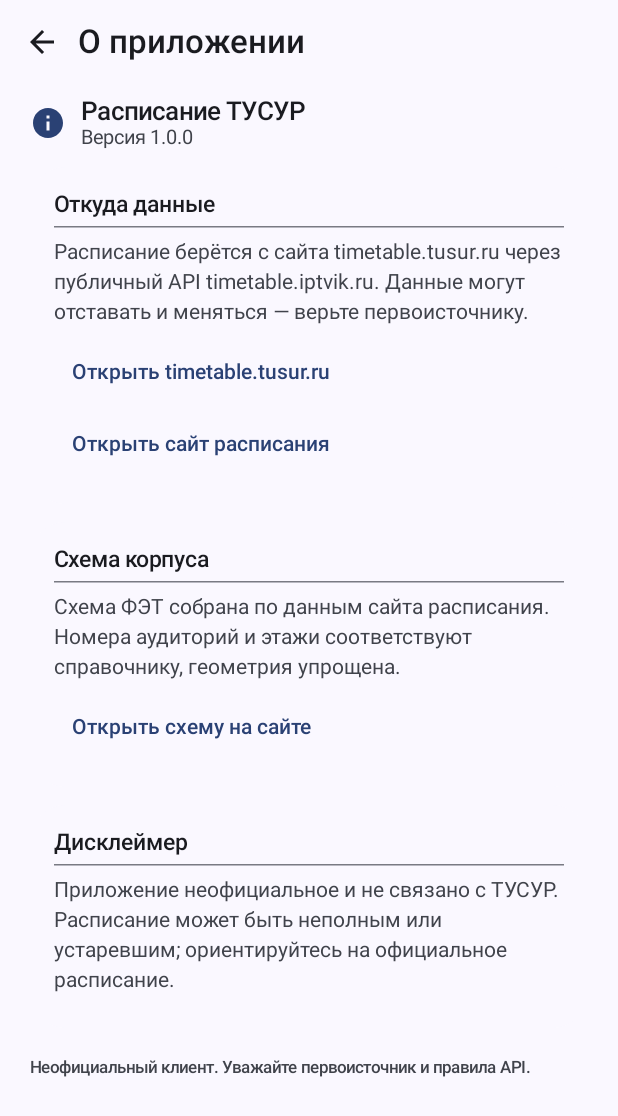
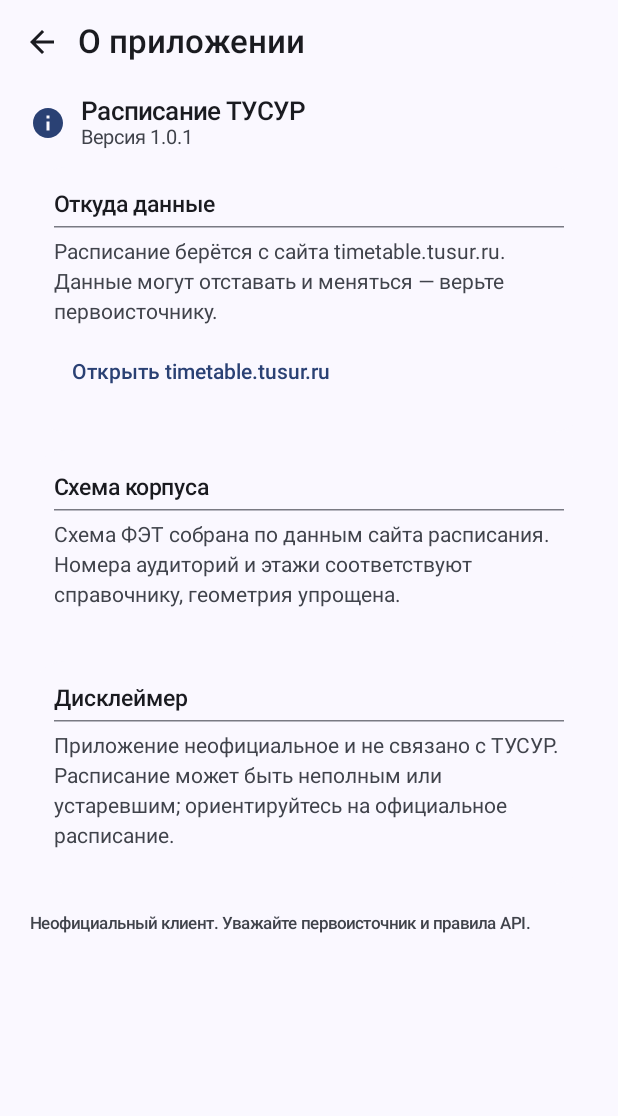
Before and after one commit to Nerykery/tusur-timetable, an Android app built with Jetpack Compose: the AboutRoute screen opened through its navigation route, on a phone screen of 412 x 824 dp. Shown: the top 1116 px of the screen. Run offline under Robolectric (Android 15) with nearby library versions, the phone set to English and light mode, and no system bars; our stand-ins replace Dagger/Hilt's generated code.

Commit message:
docs: источник данных — сайт расписания ТУСУР; версия 1.0.1
- Убраны упоминания промежуточного сервиса из README, About и комментариев
- Ссылка «поделиться» ведёт на страницу группы на timetable.tusur.ru
- About: одна ссылка на сайт расписания
- versionCode 2, versionName 1.0.1

```diff
--- a/app/build.gradle.kts
+++ b/app/build.gradle.kts
@@ -20,8 +20,8 @@ android {
         applicationId = "ru.tusur.timetable"
         minSdk = 26
         targetSdk = 35
-        versionCode = 1
-        versionName = "1.0.0"
+        versionCode = 2
+        versionName = "1.0.1"
 
         testInstrumentationRunner = "androidx.test.runner.AndroidJUnitRunner"
         vectorDrawables.useSupportLibrary = true
--- a/app/src/main/java/ru/tusur/timetable/data/mapper/ProxyResponseMapper.kt
+++ b/app/src/main/java/ru/tusur/timetable/data/mapper/ProxyResponseMapper.kt
@@ -28,7 +28,7 @@ import java.time.Instant
 import javax.inject.Inject
 import javax.inject.Singleton
 
-/** Преобразование ответов прокси-API в доменные модели. */
+/** Преобразование ответов API расписания в доменные модели. */
 @Singleton
 class ProxyResponseMapper @Inject constructor() {
 
--- a/app/src/main/java/ru/tusur/timetable/data/network/ApiErrorMapper.kt
+++ b/app/src/main/java/ru/tusur/timetable/data/network/ApiErrorMapper.kt
@@ -34,7 +34,7 @@ class ApiErrorMapper @Inject constructor(
         val body = runCatching { exception.response()?.errorBody()?.string() }.getOrNull()
         val serverCode = parseServerCode(body)
 
-        // HTTP-код старше тела: упавший прокси может вернуть 5xx с телом unknown_target,
+        // HTTP-код старше тела: сервис может вернуть 5xx с телом unknown_target,
         // и «выберите группу заново» будет ложью.
         val kind = when {
             code >= 500 || serverCode == "timetable_unavailable" -> TimetableErrorKind.UNAVAILABLE
--- a/app/src/main/java/ru/tusur/timetable/data/network/RemoteSources.kt
+++ b/app/src/main/java/ru/tusur/timetable/data/network/RemoteSources.kt
@@ -31,7 +31,7 @@ interface BuildingLoadRemoteSource {
     suspend fun load(): BuildingLoad
 }
 
-/** Основной источник — прокси-API сайта расписания. */
+/** Основной источник — API расписания. */
 @Singleton
 class ProxyRemoteSource @Inject constructor(
     private val api: ProxyTimetableApi,
--- a/app/src/main/java/ru/tusur/timetable/data/network/TimetableApis.kt
+++ b/app/src/main/java/ru/tusur/timetable/data/network/TimetableApis.kt
@@ -9,7 +9,7 @@ import ru.tusur.timetable.data.network.dto.OfficialWeeksResponse
 import ru.tusur.timetable.data.network.dto.SearchDto
 import ru.tusur.timetable.data.network.dto.WeekDto
 
-/** Прокси-API сайта расписания (базовый URL — BuildConfig.TIMETABLE_BASE_URL). */
+/** API расписания (базовый URL — BuildConfig.TIMETABLE_BASE_URL). */
 interface ProxyTimetableApi {
 
     @GET("api/week")
--- a/app/src/main/java/ru/tusur/timetable/data/network/dto/ProxyDtos.kt
+++ b/app/src/main/java/ru/tusur/timetable/data/network/dto/ProxyDtos.kt
@@ -3,7 +3,7 @@ package ru.tusur.timetable.data.network.dto
 import kotlinx.serialization.Serializable
 
 /**
- * Контракт прокси-API сайта: /api/week, /api/search, /api/load.
+ * Контракт API расписания: /api/week, /api/search, /api/load.
  * Поля повторяют ответы один в один; отсутствующие значения — null.
  */
 @Serializable
--- a/app/src/main/java/ru/tusur/timetable/domain/model/AppSettings.kt
+++ b/app/src/main/java/ru/tusur/timetable/domain/model/AppSettings.kt
@@ -4,7 +4,7 @@ enum class ThemeMode { SYSTEM, LIGHT, DARK }
 
 enum class StartScreen { SCHEDULE, MAP }
 
-/** Источник данных: прокси-API сайта расписания или официальный api.tusur.ru. */
+/** Источник данных: основной API расписания или api.tusur.ru. */
 enum class DataSourceMode { PROXY, OFFICIAL }
 
 data class SourceSelection(
@@ -26,7 +26,7 @@ data class AppSettings(
     val morningDigestEnabled: Boolean = false,
     val morningDigestHour: Int = 8,
     val dataSourceMode: DataSourceMode = DataSourceMode.PROXY,
-    /** Пробовать официальный API ТУСУР, если прокси недоступен (по умолчанию выключено). */
+    /** Пробовать api.tusur.ru, если основной источник недоступен (по умолчанию выключено). */
     val officialFallbackEnabled: Boolean = false,
 ) {
     companion object {
--- a/app/src/main/java/ru/tusur/timetable/ui/about/AboutScreen.kt
+++ b/app/src/main/java/ru/tusur/timetable/ui/about/AboutScreen.kt
@@ -96,16 +96,9 @@ fun AboutScreen(
                 TextButton(onClick = { onOpenUrl(SOURCE_SITE) }) {
                     Text(stringResource(R.string.about_open_source_site))
                 }
-                TextButton(onClick = { onOpenUrl(SOURCE_API) }) {
-                    Text(stringResource(R.string.about_open_api))
-                }
             }
 
-            AboutCard(stringResource(R.string.about_map_title), stringResource(R.string.about_map_text)) {
-                TextButton(onClick = { onOpenUrl(SOURCE_MAP) }) {
-                    Text(stringResource(R.string.about_open_map))
-                }
-            }
+            AboutCard(stringResource(R.string.about_map_title), stringResource(R.string.about_map_text))
 
             AboutCard(stringResource(R.string.about_disclaimer_title), stringResource(R.string.about_disclaimer_text))
 
@@ -147,5 +140,3 @@ private fun AboutCard(
 }
 
 private const val SOURCE_SITE = "https://timetable.tusur.ru"
-private const val SOURCE_API = "https://timetable.iptvik.ru"
-private const val SOURCE_MAP = "https://timetable.iptvik.ru/map"
--- a/app/src/main/java/ru/tusur/timetable/ui/schedule/ScheduleViewModel.kt
+++ b/app/src/main/java/ru/tusur/timetable/ui/schedule/ScheduleViewModel.kt
@@ -50,7 +50,7 @@ data class ScheduleUiState(
     val parityLabel: String? get() = week?.parityLabel
     val fetchedAt: Instant? get() = week?.fetchedAt
     val staleAt: String? get() = week?.staleAt
-    val shareUrl: String? get() = SourceRef.parse(sourceKey)?.webUrl
+    val shareUrl: String? get() = week?.sourceUrl ?: SourceRef.parse(sourceKey)?.webUrl
     val isShowingToday: Boolean get() = selectedDate == today
 }
 
--- a/app/src/main/res/values/strings.xml
+++ b/app/src/main/res/values/strings.xml
@@ -95,7 +95,7 @@
     <string name="settings_evening_digest_hint">Расписание на завтра вечером</string>
     <string name="settings_send_at">Отправлять в</string>
     <string name="settings_data_source">Источник данных</string>
-    <string name="settings_data_source_hint">Основной источник — сайт расписания. Официальный API ТУСУР можно включить как резерв.</string>
+    <string name="settings_data_source_hint">Основной источник — API расписания ТУСУР.</string>
     <string name="settings_source_proxy">Сайт</string>
     <string name="settings_source_official">api.tusur.ru</string>
     <string name="settings_official_fallback">Резервный официальный API</string>
@@ -160,13 +160,9 @@
     <string name="about_title">О приложении</string>
     <string name="about_version">Версия %1$s</string>
     <string name="about_source_title">Откуда данные</string>
-    <string name="about_source_text">Расписание берётся с сайта timetable.tusur.ru через публичный API timetable.iptvik.ru. Данные могут отставать и меняться — верьте первоисточнику.</string>
-    <string name="about_open_source_site">Открыть timetable.tusur.ru</string>
-    <string name="about_open_api">Открыть сайт расписания</string>
-    <string name="about_map_title">Схема корпуса</string>
-    <string name="about_map_text">Схема ФЭТ собрана по данным сайта расписания. Номера аудиторий и этажи соответствуют справочнику, геометрия упрощена.</string>
-    <string name="about_open_map">Открыть схему на сайте</string>
-    <string name="about_disclaimer_title">Дисклеймер</string>
+    <string name="about_source_text">Расписание берётся с сайта timetable.tusur.ru. Данные могут отставать и меняться — верьте первоисточнику.</string>
+    <string name="about_open_source_site">Открыть timetable.tusur.ru</string>    <string name="about_map_title">Схема корпуса</string>
+    <string name="about_map_text">Схема ФЭТ собрана по данным сайта расписания. Номера аудиторий и этажи соответствуют справочнику, геометрия упрощена.</string>    <string name="about_disclaimer_title">Дисклеймер</string>
     <string name="about_disclaimer_text">Приложение неофициальное и не связано с ТУСУР. Расписание может быть неполным или устаревшим; ориентируйтесь на официальное расписание.</string>
     <string name="about_footer">Неофициальный клиент. Уважайте первоисточник и правила API.</string>
 
--- a/gradle.properties
+++ b/gradle.properties
@@ -5,6 +5,6 @@ android.useAndroidX=true
 android.nonTransitiveRClass=true
 kotlin.code.style=official
 
-# Базовый URL прокси-API сайта расписания. Можно заменить при сборке:
+# Базовый URL API расписания. Можно заменить при сборке:
 #   ./gradlew assembleDebug -Ptimetable.baseUrl=https://example.org/
 timetable.baseUrl=https://timetable.iptvik.ru/
```
Also changed, not shown: app/src/main/java/ru/tusur/timetable/domain/model/SourceRef.kt (+17 -3 lines), 3 other files.
